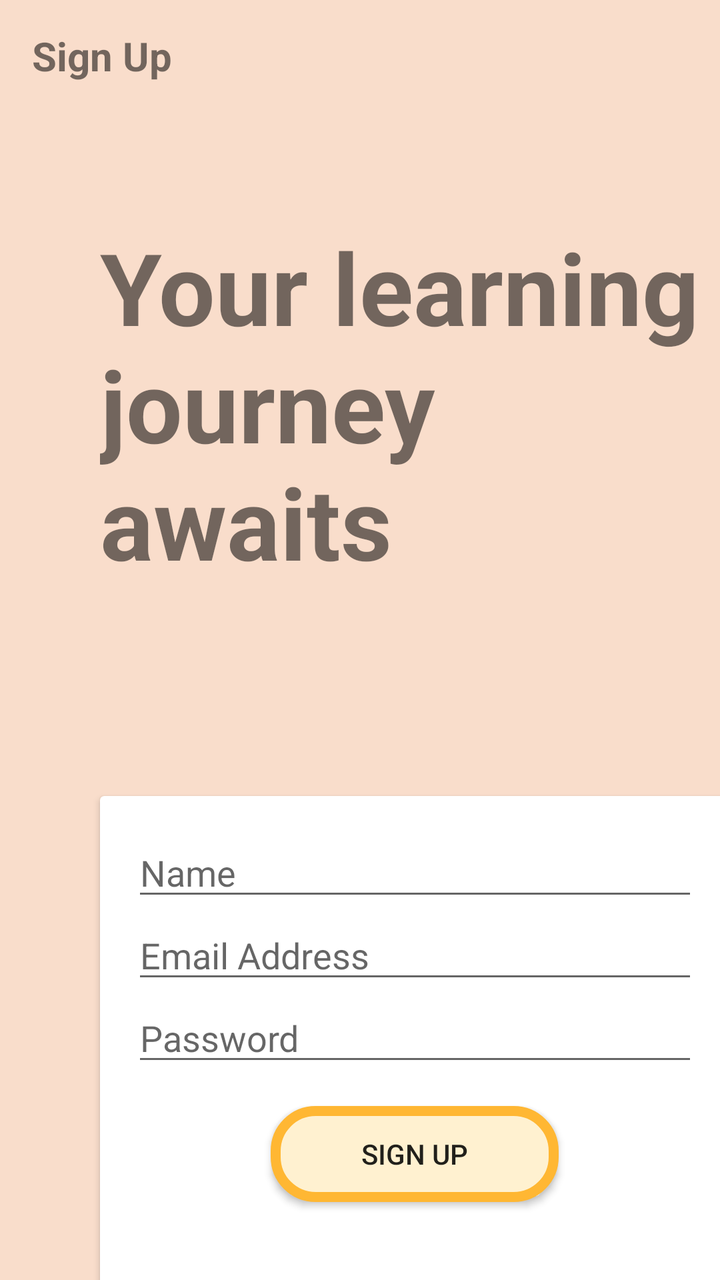
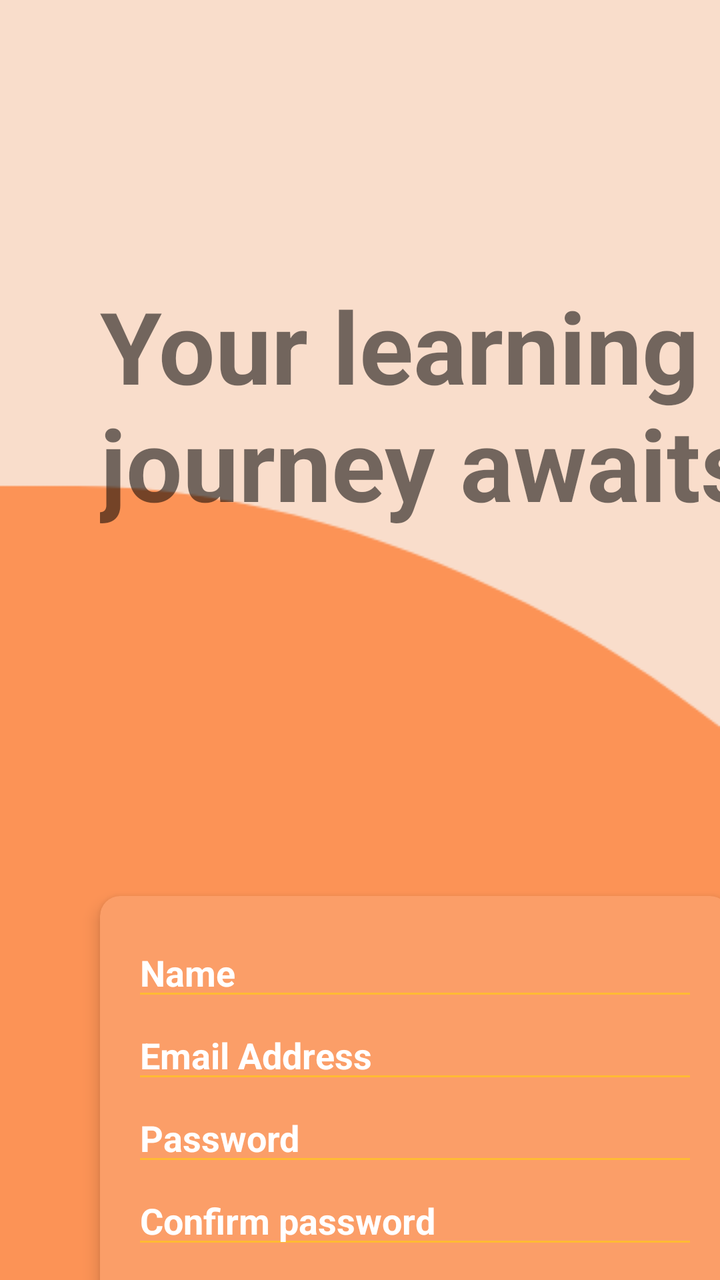

Screens rendered from an Android XML layout before and after an edit, with the pre-edit source and the edit as a unified diff.
<!-- AndroidManifest.xml: application theme AppTheme -->
<!-- res/layout/activity_sign_up.xml -->
<?xml version="1.0" encoding="utf-8"?>
<LinearLayout xmlns:android="http://schemas.android.com/apk/res/android"
    xmlns:app="http://schemas.android.com/apk/res-auto"
    xmlns:tools="http://schemas.android.com/tools"
    android:layout_width="match_parent"
    android:layout_height="match_parent"
    android:background="@drawable/backgroundsplash"
    android:orientation="vertical"
    tools:context=".activities.SignUpActivity">


    <androidx.appcompat.widget.Toolbar
        android:id="@+id/toolbar_signUp"
        android:layout_width="match_parent"
        android:layout_height="?attr/actionBarSize">

    <TextView
        android:id="@+id/signUpTitle"
        android:layout_width="match_parent"
        android:layout_height="match_parent"
        android:gravity="center_vertical"
        android:text="Sign Up"
        android:textStyle="bold"
        android:textSize="20sp" />
    </androidx.appcompat.widget.Toolbar>


    <LinearLayout
        android:layout_width="wrap_content"
        android:layout_height="659dp"
        android:layout_gravity="center"
        android:orientation="vertical">

        <TextView
            android:id="@+id/signUpInfo"
            android:layout_width="305dp"
            android:layout_height="192dp"
            android:layout_marginStart="50dp"
            android:layout_marginTop="50dp"
            android:layout_marginEnd="100dp"
            android:gravity="center_vertical"
            android:text="Your learning journey awaits"
            android:textSize="50sp"
            android:textStyle="bold" />

        <androidx.cardview.widget.CardView
            android:layout_width="315dp"
            android:layout_height="245dp"
            android:layout_marginStart="50dp"
            android:layout_marginTop="100dp"
            android:layout_marginEnd="100dp">

            <LinearLayout
                android:layout_width="match_parent"
                android:layout_height="match_parent"
                android:orientation="vertical"
                android:padding="16dp">


                <androidx.appcompat.widget.AppCompatEditText
                    android:id="@+id/nameEdit"
                    android:layout_width="match_parent"
                    android:layout_height="wrap_content"
                    android:hint="@string/name" />

                <com.google.android.material.textfield.TextInputLayout
                    android:layout_width="match_parent"
                    android:layout_height="wrap_content"
                    android:layout_marginStart="50dp"
                    android:layout_marginEnd="16dp">

                </com.google.android.material.textfield.TextInputLayout>


                <androidx.appcompat.widget.AppCompatEditText
                    android:id="@+id/emailEdit"
                    android:layout_width="match_parent"
                    android:layout_height="wrap_content"
                    android:hint="@string/email_address" />

                <com.google.android.material.textfield.TextInputLayout
                    android:layout_width="match_parent"
                    android:layout_height="wrap_content"
                    android:layout_marginStart="50dp"
                    android:layout_marginEnd="16dp">

                </com.google.android.material.textfield.TextInputLayout>

                <androidx.appcompat.widget.AppCompatEditText
                    android:id="@+id/passwordEdit"
                    android:layout_width="match_parent"
                    android:layout_height="wrap_content"
                    android:inputType="textPassword"
                    android:hint="@string/password" />

                <com.google.android.material.textfield.TextInputLayout
                    android:layout_width="match_parent"
                    android:layout_height="wrap_content"
                    android:layout_marginStart="50dp"
                    android:layout_marginEnd="16dp">

                </com.google.android.material.textfield.TextInputLayout>

                <androidx.appcompat.widget.AppCompatButton
                    android:id="@+id/signUpButton"
                    android:layout_width="144dp"
                    android:layout_height="wrap_content"
                    android:layout_gravity="center"
                    android:layout_marginStart="0dp"
                    android:layout_marginTop="15dp"
                    android:layout_marginEnd="0dp"
                    android:background="@drawable/other_rounded_button"
                    android:gravity="center"
                    android:text="Sign Up" />

            </LinearLayout>
        </androidx.cardview.widget.CardView>
    </LinearLayout>
</LinearLayout>
<!-- resources referenced by this layout -->
<resources>
  <!-- drawable backgroundsplash: png bitmap (drawable, 5509 bytes) -->
  <!-- drawable other_rounded_button (drawable) -->
  <?xml version="1.0" encoding="utf-8"?>
  <shape xmlns:android="http://schemas.android.com/apk/res/android"
      android:shape = "rectangle">
  
      <solid
          android:color="#fff1d0" />
  
      <stroke android:color="#ffb733" android:width="5dp" />
  
      <corners
          android:radius="20dp" />
  
  </shape>
  <string name="email_address">Email Address</string>
  <string name="name">Name</string>
  <string name="password">Password</string>
  <style name="AppTheme" parent="Theme.MaterialComponents.Light.NoActionBar">
          
          <item name="colorPrimary">@color/colorPrimary</item>
          <item name="colorPrimaryDark">@color/colorPrimaryDark</item>
          <item name="colorAccent">@color/colorAccent</item>
      </style>
  <color name="colorPrimary">#6200EE</color>
  <color name="colorPrimaryDark">#3700B3</color>
  <color name="colorAccent">#03DAC5</color>
</resources>

<!-- the commit's change to res/layout/activity_sign_up.xml (unified diff, before → after) -->
@@ -4,7 +4,7 @@
     xmlns:tools="http://schemas.android.com/tools"
     android:layout_width="match_parent"
     android:layout_height="match_parent"
-    android:background="@drawable/backgroundsplash"
+    android:background="@drawable/backgroundsunreverse"
     android:orientation="vertical"
     tools:context=".activities.SignUpActivity">
 
@@ -13,27 +13,18 @@
         android:id="@+id/toolbar_signUp"
         android:layout_width="match_parent"
         android:layout_height="?attr/actionBarSize">
-
-    <TextView
-        android:id="@+id/signUpTitle"
-        android:layout_width="match_parent"
-        android:layout_height="match_parent"
-        android:gravity="center_vertical"
-        android:text="Sign Up"
-        android:textStyle="bold"
-        android:textSize="20sp" />
     </androidx.appcompat.widget.Toolbar>
 
 
     <LinearLayout
         android:layout_width="wrap_content"
-        android:layout_height="659dp"
+        android:layout_height="match_parent"
         android:layout_gravity="center"
         android:orientation="vertical">
 
         <TextView
             android:id="@+id/signUpInfo"
-            android:layout_width="305dp"
+            android:layout_width="378dp"
             android:layout_height="192dp"
             android:layout_marginStart="50dp"
             android:layout_marginTop="50dp"
@@ -45,14 +36,18 @@
 
         <androidx.cardview.widget.CardView
             android:layout_width="315dp"
-            android:layout_height="245dp"
+            android:layout_height="270dp"
             android:layout_marginStart="50dp"
-            android:layout_marginTop="100dp"
-            android:layout_marginEnd="100dp">
+            android:layout_marginTop="150dp"
+            android:layout_marginEnd="100dp"
+            android:gravity="center"
+            app:cardElevation="5dp"
+            app:cardBackgroundColor="#FB9E68"
+            app:cardCornerRadius="10dp">
 
             <LinearLayout
                 android:layout_width="match_parent"
-                android:layout_height="match_parent"
+                android:layout_height="300dp"
                 android:orientation="vertical"
                 android:padding="16dp">
 
@@ -61,7 +56,10 @@
                     android:id="@+id/nameEdit"
                     android:layout_width="match_parent"
                     android:layout_height="wrap_content"
-                    android:hint="@string/name" />
+                    android:hint="@string/name"
+                    android:textColorHint="#FFFFFF"
+                    android:textStyle="bold"
+                    app:backgroundTint="@android:color/holo_orange_light" />
 
                 <com.google.android.material.textfield.TextInputLayout
                     android:layout_width="match_parent"
@@ -76,7 +74,10 @@
                     android:id="@+id/emailEdit"
                     android:layout_width="match_parent"
                     android:layout_height="wrap_content"
-                    android:hint="@string/email_address" />
+                    android:hint="@string/email_address"
+                    android:textColorHint="#FFFFFF"
+                    android:textStyle="bold"
+                    app:backgroundTint="@android:color/holo_orange_light" />
 
                 <com.google.android.material.textfield.TextInputLayout
                     android:layout_width="match_parent"
@@ -90,8 +91,11 @@
                     android:id="@+id/passwordEdit"
                     android:layout_width="match_parent"
                     android:layout_height="wrap_content"
+                    android:hint="@string/password"
                     android:inputType="textPassword"
-                    android:hint="@string/password" />
+                    android:textColorHint="#FFFFFF"
+                    android:textStyle="bold"
+                    app:backgroundTint="@android:color/holo_orange_light" />
 
                 <com.google.android.material.textfield.TextInputLayout
                     android:layout_width="match_parent"
@@ -101,17 +105,40 @@
 
                 </com.google.android.material.textfield.TextInputLayout>
 
-                <androidx.appcompat.widget.AppCompatButton
+                <androidx.appcompat.widget.AppCompatEditText
+                    android:id="@+id/passwordConfirmEdit"
+                    android:layout_width="match_parent"
+                    android:layout_height="wrap_content"
+                    android:hint="@string/confirm_password"
+                    android:inputType="textPassword"
+                    android:textColorHint="#FFFFFF"
+                    android:textStyle="bold"
+                    app:backgroundTint="@android:color/holo_orange_light" />
+
+                <com.google.android.material.textfield.TextInputLayout
+                    android:layout_width="match_parent"
+                    android:layout_height="wrap_content"
+                    android:layout_marginStart="50dp"
+                    android:layout_marginEnd="16dp">
+
+                </com.google.android.material.textfield.TextInputLayout>
+
+                <com.google.android.material.button.MaterialButton
                     android:id="@+id/signUpButton"
-                    android:layout_width="144dp"
+                    android:layout_width="135dp"
                     android:layout_height="wrap_content"
                     android:layout_gravity="center"
                     android:layout_marginStart="0dp"
                     android:layout_marginTop="15dp"
                     android:layout_marginEnd="0dp"
-                    android:background="@drawable/other_rounded_button"
                     android:gravity="center"
-                    android:text="Sign Up" />
+                    android:text="Sign Up"
+                    android:textColor="@android:color/holo_orange_light"
+                    android:textSize="16sp"
+                    android:textStyle="bold"
+                    app:backgroundTint="@android:color/white"
+                    app:cornerRadius="10dp"
+                    app:strokeColor="@android:color/holo_orange_light" />
 
             </LinearLayout>
         </androidx.cardview.widget.CardView>
<!-- resource entries referenced after the edit -->
@@ -1,20 +1,7 @@
 <!-- resources referenced by this layout -->
 <resources>
-  <!-- drawable backgroundsplash: png bitmap (drawable, 5509 bytes) -->
-  <!-- drawable other_rounded_button (drawable) -->
-  <?xml version="1.0" encoding="utf-8"?>
-  <shape xmlns:android="http://schemas.android.com/apk/res/android"
-      android:shape = "rectangle">
-  
-      <solid
-          android:color="#fff1d0" />
-  
-      <stroke android:color="#ffb733" android:width="5dp" />
-  
-      <corners
-          android:radius="20dp" />
-  
-  </shape>
+  <!-- drawable backgroundsunreverse: png bitmap (drawable, 8162 bytes) -->
+  <string name="confirm_password">Confirm password</string>
   <string name="email_address">Email Address</string>
   <string name="name">Name</string>
   <string name="password">Password</string>
@@ -24,8 +11,8 @@
           <item name="colorPrimaryDark">@color/colorPrimaryDark</item>
           <item name="colorAccent">@color/colorAccent</item>
       </style>
-  <color name="colorPrimary">#6200EE</color>
+  <color name="colorPrimary">#FEB06A</color>
   <color name="colorPrimaryDark">#3700B3</color>
-  <color name="colorAccent">#03DAC5</color>
+  <color name="colorAccent">#da5d03</color>
 </resources>
 
